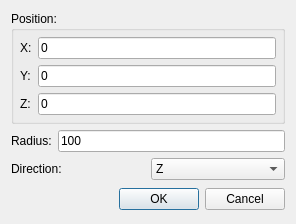
Old version of the form src/Mod/Part/Gui/DlgPartCylinder.ui in the repository berndhahnebach/All_FreeCAD.
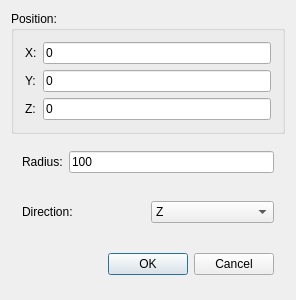
New version of the form.

Commit message: + convert UI dialog to build with Qt 4.1.4 + disable manager for toolbox

Diff of the .ui file:
```diff
--- a/src/Mod/Part/Gui/DlgPartCylinder.ui
+++ b/src/Mod/Part/Gui/DlgPartCylinder.ui
@@ -13,28 +13,22 @@
    <string>Box definition</string>
   </property>
   <layout class="QVBoxLayout" >
+   <property name="margin" >
+    <number>11</number>
+   </property>
+   <property name="spacing" >
+    <number>6</number>
+   </property>
    <item>
     <widget class="QGroupBox" name="GroupBox5" >
      <property name="title" >
       <string>Position:</string>
      </property>
      <layout class="QGridLayout" >
-      <property name="leftMargin" >
-       <number>6</number>
+      <property name="margin" >
+       <number>11</number>
       </property>
-      <property name="topMargin" >
-       <number>6</number>
-      </property>
-      <property name="rightMargin" >
-       <number>6</number>
-      </property>
-      <property name="bottomMargin" >
-       <number>6</number>
-      </property>
-      <property name="horizontalSpacing" >
-       <number>6</number>
-      </property>
-      <property name="verticalSpacing" >
+      <property name="spacing" >
        <number>6</number>
       </property>
       <item row="0" column="0" >
@@ -84,6 +78,12 @@
    </item>
    <item>
     <layout class="QHBoxLayout" >
+     <property name="margin" >
+      <number>11</number>
+     </property>
+     <property name="spacing" >
+      <number>6</number>
+     </property>
      <item>
       <widget class="QLabel" name="TextLabel1_2" >
        <property name="text" >
@@ -102,6 +102,12 @@
    </item>
    <item>
     <layout class="QHBoxLayout" >
+     <property name="margin" >
+      <number>11</number>
+     </property>
+     <property name="spacing" >
+      <number>6</number>
+     </property>
      <item>
       <widget class="QLabel" name="TextLabel1_3" >
        <property name="text" >
@@ -147,21 +153,12 @@
    </item>
    <item>
     <layout class="QHBoxLayout" >
+     <property name="margin" >
+      <number>11</number>
+     </property>
      <property name="spacing" >
       <number>6</number>
      </property>
-     <property name="leftMargin" >
-      <number>0</number>
-     </property>
-     <property name="topMargin" >
-      <number>0</number>
-     </property>
-     <property name="rightMargin" >
-      <number>0</number>
-     </property>
-     <property name="bottomMargin" >
-      <number>0</number>
-     </property>
      <item>
       <spacer>
        <property name="orientation" >
```
Left out of the diff: 3 changed lines with no effect on the pictures. The commit also changes 4 other files.
